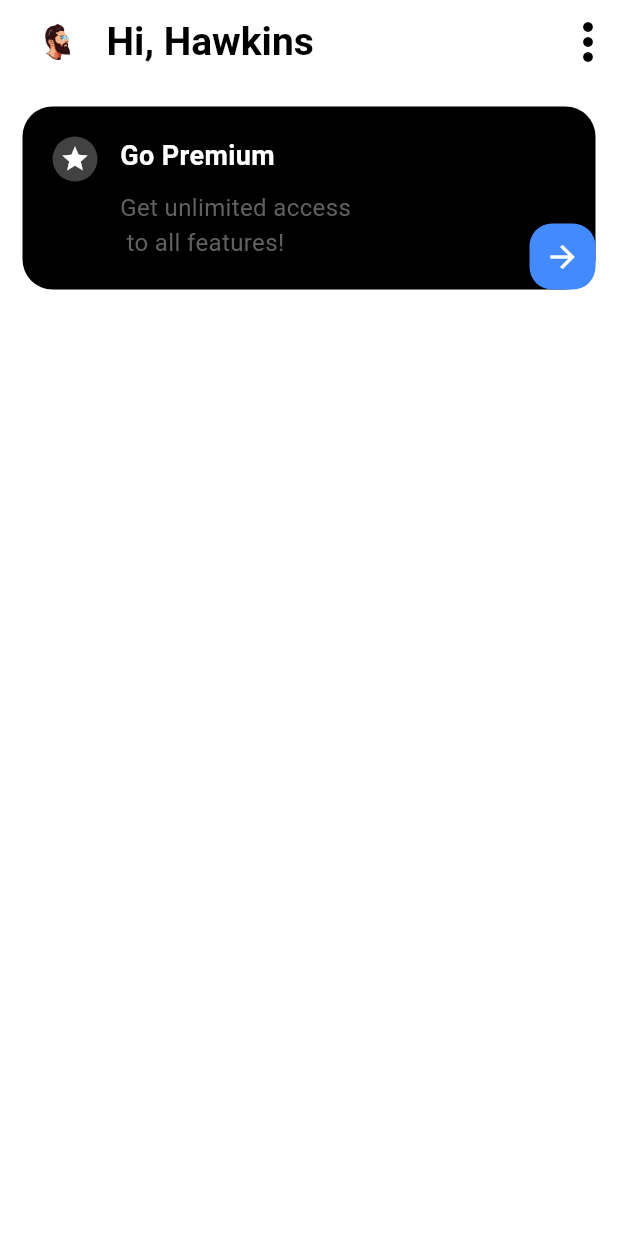
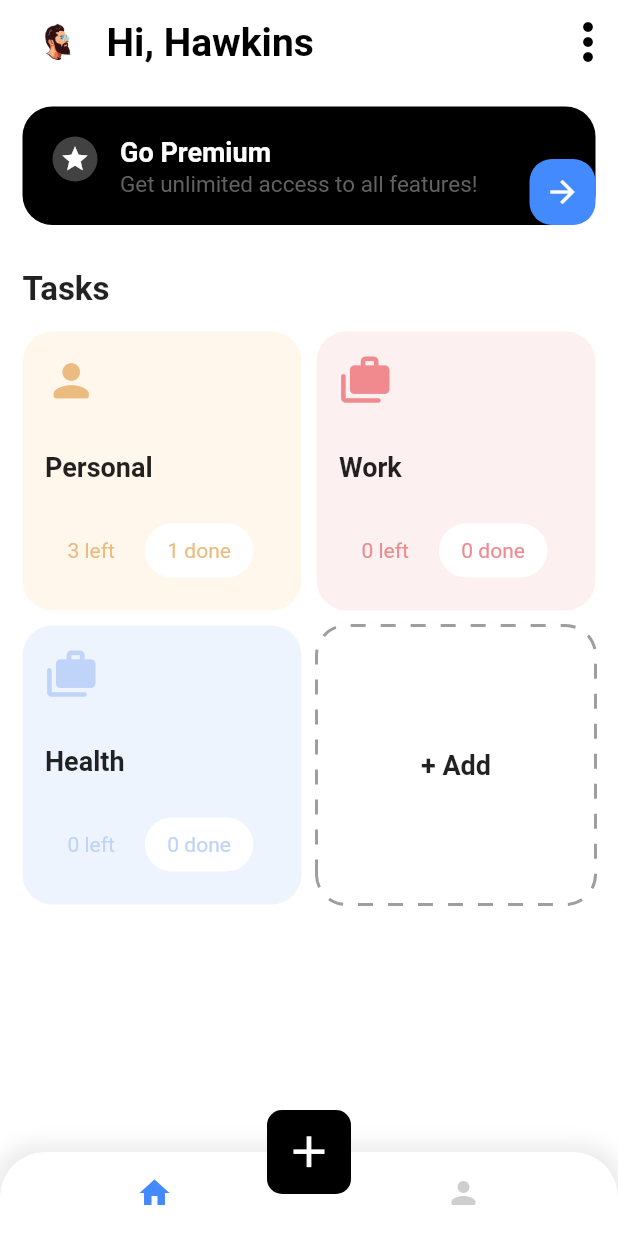
Before and after one commit to i-am-thessa/flutter-tutorial3, a Flutter app: the screen it shows after launch, on a phone screen of 412 x 824 dp. Run offline on Flutter 3.47's test engine with Material 2 defaults, Android fonts, the phone set to English and light mode, and no system bars; drawn by our look-alikes of dotted_border; our stand-ins replace animated_bottom_navigation_bar, ionicons.

Commit message:
Initialize the home page of the todo app

```diff
--- a/todo_app_1/lib/main.dart
+++ b/todo_app_1/lib/main.dart
@@ -11,14 +11,10 @@ class MyApp extends StatelessWidget {
   // This widget is the root of your application.
   @override
   Widget build(BuildContext context) {
-    return MaterialApp(
+    return const MaterialApp(
       debugShowCheckedModeBanner: false,
-      title: 'Flutter Demo',
-      theme: ThemeData(
-        colorScheme: ColorScheme.fromSeed(seedColor: Colors.deepPurple),
-        useMaterial3: true,
-      ),
-      home: const HomePage(),
+      title: 'Todo App Demo',
+      home: HomePage(),
     );
   }
 }
--- /dev/null
+++ b/todo_app_1/lib/models/task.dart
@@ -0,0 +1,59 @@
+import 'package:flutter/material.dart';
+import 'package:todo_app_1/constants/colors.dart';
+
+class Task {
+  IconData? iconData;
+  String? title;
+  Color? bgColor;
+  Color? iconColor;
+  Color? btnColor;
+  num? left;
+  num? done;
+  bool isLast;
+
+  Task({
+    this.iconData,
+    this.title,
+    this.bgColor,
+    this.iconColor,
+    this.btnColor,
+    this.left,
+    this.done,
+    this.isLast = false,
+  });
+
+  static List<Task> generateTasks() {
+    return [
+      Task(
+        iconData: Icons.person_rounded,
+        title: 'Personal',
+        bgColor: kYellowLight,
+        iconColor: kYellowDark,
+        btnColor: kYellow,
+        left: 3,
+        done: 1,
+      ),
+      Task(
+        iconData: Icons.cases_rounded,
+        title: 'Work',
+        bgColor: kRedLight,
+        iconColor: kRedDark,
+        btnColor: kRed,
+        left: 0,
+        done: 0,
+      ),
+      Task(
+        iconData: Icons.cases_rounded,
+        title: 'Health',
+        bgColor: kBlueLight,
+        iconColor: kBlueDark,
+        btnColor: kBlue,
+        left: 0,
+        done: 0,
+      ),
+      Task(
+        isLast: true,
+      )
+    ];
+  }
+}
--- a/todo_app_1/lib/screens/home/home.dart
+++ b/todo_app_1/lib/screens/home/home.dart
@@ -1,5 +1,6 @@
 import 'package:flutter/material.dart';
 import 'package:todo_app_1/screens/home/widgets/go_premium.dart';
+import 'package:todo_app_1/screens/home/widgets/tasks.dart';
 
 class HomePage extends StatelessWidget {
   const HomePage({super.key});
@@ -9,11 +10,73 @@ class HomePage extends StatelessWidget {
     return Scaffold(
       backgroundColor: Colors.white,
       appBar: _buildAppBar(),
-      body: const Column(
+      body: Column(
         crossAxisAlignment: CrossAxisAlignment.start,
         children: [
-          GoPremium(),
+          const GoPremium(),
+          Container(
+            padding: const EdgeInsets.all(15),
+            child: const Text(
+              'Tasks',
+              style: TextStyle(fontSize: 22, fontWeight: FontWeight.bold),
+            ),
+          ),
+          Expanded(child: Tasks()),
         ],
+      ),
+      bottomNavigationBar: _buildBottomNavigationBar(),
+      floatingActionButtonLocation: FloatingActionButtonLocation.centerDocked,
+      floatingActionButton: FloatingActionButton(
+        shape: RoundedRectangleBorder(
+          borderRadius: BorderRadius.circular(10),
+        ),
+        elevation: 0,
+        backgroundColor: Colors.black,
+        onPressed: () {},
+        child: const Icon(
+          Icons.add,
+          size: 35,
+        ),
+      ),
+    );
+  }
+
+  Widget _buildBottomNavigationBar() {
+    return Container(
+      decoration: BoxDecoration(
+          borderRadius: const BorderRadius.only(
+            topLeft: Radius.circular(30),
+            topRight: Radius.circular(30),
+          ),
+          boxShadow: [
+            BoxShadow(
+              color: Colors.grey.withOpacity(0.2),
+              spreadRadius: 5,
+              blurRadius: 10,
+            ),
+          ]),
+      child: ClipRRect(
+        borderRadius: const BorderRadius.only(
+          topLeft: Radius.circular(30),
+          topRight: Radius.circular(30),
+        ),
+        child: BottomNavigationBar(
+          backgroundColor: Colors.white,
+          showSelectedLabels: false,
+          showUnselectedLabels: false,
+          selectedItemColor: Colors.blueAccent,
+          unselectedItemColor: Colors.grey.withOpacity(0.5),
+          items: const [
+            BottomNavigationBarItem(
+              label: 'Home',
+              icon: Icon(Icons.home),
+            ),
+            BottomNavigationBarItem(
+              label: 'Person',
+              icon: Icon(Icons.person_rounded),
+            ),
+          ],
+        ),
       ),
     );
   }
--- a/todo_app_1/lib/screens/home/widgets/go_premium.dart
+++ b/todo_app_1/lib/screens/home/widgets/go_premium.dart
@@ -15,6 +15,7 @@ class GoPremium extends StatelessWidget {
               color: Colors.black,
               borderRadius: BorderRadius.circular(20),
             ),
+            child: Expanded(
               child: Row(
                 crossAxisAlignment: CrossAxisAlignment.start,
                 children: [
@@ -29,7 +30,8 @@ class GoPremium extends StatelessWidget {
                     ),
                   ),
                   const SizedBox(width: 15),
-                Column(
+                  Expanded(
+                    child: Column(
                       crossAxisAlignment: CrossAxisAlignment.start,
                       children: [
                         const Text(
@@ -41,12 +43,17 @@ class GoPremium extends StatelessWidget {
                         ),
                         const SizedBox(height: 10),
                         Text(
-                      'Get unlimited access\n to all features!',
-                      style: TextStyle(fontSize: 16, color: Colors.grey[700]),
+                          'Get unlimited access to all features!',
+                          style: TextStyle(
+                              fontSize: 15,
+                              color: Colors.grey[700],
+                              height: 0.50),
                         ),
                       ],
                     ),
+                  ),
                 ],
+              ),
             ),
           ),
           Positioned(
--- /dev/null
+++ b/todo_app_1/lib/screens/home/widgets/tasks.dart
@@ -0,0 +1,106 @@
+import 'package:flutter/material.dart';
+import 'package:todo_app_1/models/task.dart';
+import 'package:dotted_border/dotted_border.dart';
+
+class Tasks extends StatelessWidget {
+  final tasksList = Task.generateTasks();
+  @override
+  Widget build(BuildContext context) {
+    return Container(
+      padding: const EdgeInsets.symmetric(horizontal: 15),
+      child: GridView.builder(
+        itemCount: tasksList.length,
+        gridDelegate: const SliverGridDelegateWithFixedCrossAxisCount(
+          crossAxisCount: 2,
+          crossAxisSpacing: 10,
+          mainAxisSpacing: 10,
+        ),
+        itemBuilder: (context, index) => tasksList[index].isLast
+            ? _buildAddTask()
+            : _buildTask(context, tasksList[index]),
+      ),
+    );
+  }
+
+  Widget _buildAddTask() {
+    return DottedBorder(
+      borderType: BorderType.RRect,
+      radius: const Radius.circular(20),
+      dashPattern: const [10, 10],
+      color: Colors.grey,
+      strokeWidth: 2,
+      child: const Center(
+        child: Text(
+          '+ Add',
+          style: TextStyle(
+            fontSize: 18,
+            fontWeight: FontWeight.bold,
+          ),
+        ),
+      ),
+    );
+  }
+
+  Widget _buildTask(BuildContext context, Task task) {
+    return Container(
+      padding: const EdgeInsets.all(15),
+      decoration: BoxDecoration(
+        color: task.bgColor,
+        borderRadius: BorderRadius.circular(20),
+      ),
+      child: Column(
+        crossAxisAlignment: CrossAxisAlignment.start,
+        children: [
+          Icon(
+            task.iconData,
+            color: task.iconColor,
+            size: 35,
+          ),
+          const SizedBox(
+            height: 30,
+          ),
+          Text(
+            task.title!,
+            style: const TextStyle(fontSize: 18, fontWeight: FontWeight.bold),
+          ),
+          const SizedBox(height: 20),
+          Expanded(
+            child: Row(
+              children: [
+                _buildTaskStatus(
+                  task.bgColor!,
+                  task.iconColor!,
+                  '${task.left} left',
+                ),
+                const SizedBox(width: 5),
+                Row(
+                  children: [
+                    _buildTaskStatus(
+                      Colors.white,
+                      task.iconColor!,
+                      '${task.done} done',
+                    ),
+                  ],
+                ),
+              ],
+            ),
+          ),
+        ],
+      ),
+    );
+  }
+}
+
+Widget _buildTaskStatus(Color bgColor, Color txColor, String text) {
+  return Container(
+    padding: const EdgeInsets.symmetric(horizontal: 15, vertical: 10),
+    decoration: BoxDecoration(
+      color: bgColor,
+      borderRadius: BorderRadius.circular(20),
+    ),
+    child: Text(
+      text,
+      style: TextStyle(color: txColor),
+    ),
+  );
+}
--- a/todo_app_1/pubspec.yaml
+++ b/todo_app_1/pubspec.yaml
@@ -29,6 +29,7 @@ dependencies:
   # The following adds the Cupertino Icons font to your application.
   # Use with the CupertinoIcons class for iOS style icons.
   cupertino_icons: ^1.0.2
+  dotted_border: ^2.0.0+3
 
 dev_dependencies:
   flutter_test:
```
Also changed, not shown: todo_app_1/pubspec.lock, 1 other file. Lines whose indentation alone changed are shown as unchanged.
